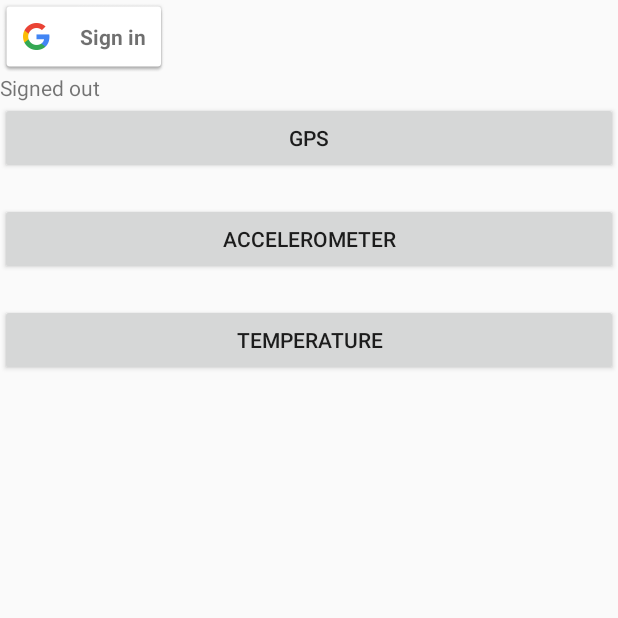
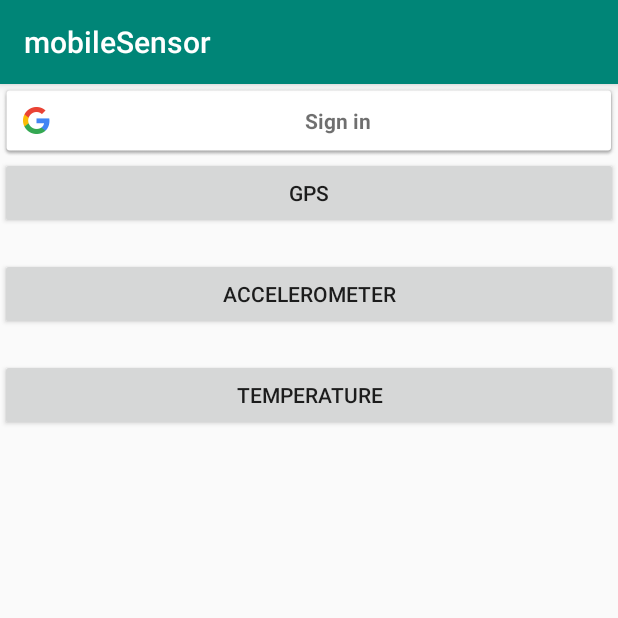
Before and after one commit to m3yco/mobileSensor, an Android app: the screen it shows after launch (mobileSensor), on a phone screen of 412 x 824 dp, the top half of it. Run offline under Robolectric (Android 15) with nearby library versions, the phone set to English and light mode, and no system bars.

Commit message:
SignIn & Out integrated

```diff
--- a/app/src/main/java/de/hsalbsig/msc/mobilesensor/mobileSensor.java
+++ b/app/src/main/java/de/hsalbsig/msc/mobilesensor/mobileSensor.java
@@ -7,26 +7,29 @@ import androidx.core.content.ContextCompat;
 
 import android.Manifest;
 import android.app.Activity;
-import android.content.ContentResolver;
 import android.content.Context;
 import android.content.Intent;
 import android.content.pm.PackageManager;
+import android.graphics.Bitmap;
+import android.graphics.BitmapFactory;
 import android.hardware.Sensor;
 import android.hardware.SensorEvent;
 import android.hardware.SensorEventListener;
 import android.hardware.SensorManager;
 import android.location.LocationListener;
 import android.location.LocationManager;
+import android.net.Uri;
 import android.os.Build;
 import android.os.Bundle;
-import android.provider.Settings;
 import android.util.Log;
+import android.view.Menu;
+import android.view.MenuInflater;
 import android.view.View;
 import android.widget.Button;
 import android.widget.ImageView;
-import android.widget.ProgressBar;
+import android.widget.LinearLayout;
 import android.widget.TextView;
-import android.util.Log;
+import android.widget.Toolbar;
 
 import com.google.android.gms.auth.api.signin.GoogleSignIn;
 import com.google.android.gms.auth.api.signin.GoogleSignInAccount;
@@ -34,8 +37,12 @@ import com.google.android.gms.auth.api.signin.GoogleSignInClient;
 import com.google.android.gms.auth.api.signin.GoogleSignInOptions;
 import com.google.android.gms.common.SignInButton;
 import com.google.android.gms.common.api.ApiException;
+import com.google.android.gms.common.api.GoogleApiClient;
 import com.google.android.gms.tasks.OnCompleteListener;
 import com.google.android.gms.tasks.Task;
+
+import java.io.IOException;
+import java.net.URL;
 
 import static android.content.ContentValues.TAG;
 
@@ -54,7 +61,6 @@ public class mobileSensor extends Activity implements SensorEventListener, View.
     // Sensor Variablen
     private SensorManager sensorManager;
     private LocationManager locationManager;
-    private LocationListener locationListener;
     private Sensor mAccel;
     private Sensor mTemp;
     private Sensor mLocation;
@@ -68,17 +74,25 @@ public class mobileSensor extends Activity implements SensorEventListener, View.
     private final String[] perms = {"android.permission.INTERNET", "android.permission.ACCESS_FINE_LOCATION"};
 
     //Aufgabe 2
-
-    private static final String TAG = "SignIn";
+    private static final String TAG = mobileSensor.class.getSimpleName();
     private static final int RC_SIGN_IN = 9001;
 
+    private SignInButton btnSignIn;
+    private Button btnSignOut;
+    private LinearLayout llProfileLayout;
+    private ImageView imgProfilePic;
+    private TextView txtName, txtEmail, txtId;
+
     private GoogleSignInClient mGoogleSignInClient;
-    private TextView mStatusTextView;
 
     @Override
     protected void onCreate(Bundle savedInstanceState) {
         super.onCreate(savedInstanceState);
         setContentView(R.layout.activity_main);
+
+        // toolbar
+        Toolbar toolbar = findViewById(R.id.toolbar);
+        setActionBar(toolbar);
 
         // Variablen den Komponenten zuweisen
         labelLocation = findViewById(R.id.label_gps);
@@ -98,7 +112,13 @@ public class mobileSensor extends Activity implements SensorEventListener, View.
 
         //Aufgabe 2
         // Views
-        mStatusTextView = findViewById(R.id.status);
+        btnSignIn = (SignInButton) findViewById(R.id.sign_in_button);
+        btnSignOut = (Button) findViewById(R.id.btn_logout);
+        llProfileLayout = (LinearLayout) findViewById(R.id.llProfile);
+        imgProfilePic = (ImageView) findViewById(R.id.imgProfilePic);
+        txtName = (TextView) findViewById(R.id.txtName);
+        txtEmail = (TextView) findViewById(R.id.txtEmail);
+        txtId = (TextView) findViewById(R.id.txtID);
 
         // Button listeners
         findViewById(R.id.sign_in_button).setOnClickListener(this);
@@ -109,9 +129,8 @@ public class mobileSensor extends Activity implements SensorEventListener, View.
 
         mGoogleSignInClient = GoogleSignIn.getClient(this, gso);
 
-        SignInButton signInButton = findViewById(R.id.sign_in_button);
-        signInButton.setSize(SignInButton.SIZE_STANDARD);
-        signInButton.setColorScheme(SignInButton.COLOR_LIGHT);
+        btnSignIn.setSize(SignInButton.SIZE_STANDARD);
+        btnSignIn.setColorScheme(SignInButton.COLOR_LIGHT);
 
         // SensorManager
         sensorManager = (SensorManager) getSystemService(SENSOR_SERVICE);
@@ -124,7 +143,7 @@ public class mobileSensor extends Activity implements SensorEventListener, View.
         sensorManager.registerListener(this, mAccel, SensorManager.SENSOR_DELAY_NORMAL);
         sensorManager.registerListener(this, mTemp, SensorManager.SENSOR_DELAY_NORMAL);
 
-        if (checkPermissions() == false) {
+        if (!checkPermissions()) {
             try {
                 ActivityCompat.requestPermissions((Activity) mobileSensor.this, new String[]{Manifest.permission.ACCESS_FINE_LOCATION}, 3);
             } catch (Exception e) {
@@ -135,6 +154,7 @@ public class mobileSensor extends Activity implements SensorEventListener, View.
         }
     }
 
+
     public void locationManager(View view) {
         tracker=new LocationTracker(mobileSensor.this);
         if(tracker.isLocationEnabled)
@@ -142,7 +162,7 @@ public class mobileSensor extends Activity implements SensorEventListener, View.
             Log.i(logMain, "GPS Daten werden gelesen");
             double latitude=tracker.getLatitude();
             double longitude=tracker.getLongitude();
-            labelLocation.setText("Latitude= " + latitude + "\n Longitude= " + longitude);
+            labelLocation.setText("Latitude      " + latitude + "\n" + "Longitude " + longitude);
         }
         else
         {
@@ -203,7 +223,11 @@ public class mobileSensor extends Activity implements SensorEventListener, View.
         super.onStart();
 
         GoogleSignInAccount account = GoogleSignIn.getLastSignedInAccount(this);
-        updateUI(account);
+        try {
+            updateUI(account);
+        } catch (IOException e) {
+            e.printStackTrace();
+        }
     }
 
     @Override
@@ -212,11 +236,15 @@ public class mobileSensor extends Activity implements SensorEventListener, View.
 
         if (requestCode == RC_SIGN_IN) {
             Task<GoogleSignInAccount> task = GoogleSignIn.getSignedInAccountFromIntent(data);
-            handleSignInResult(task);
+            try {
+                handleSignInResult(task);
+            } catch (IOException e) {
+                e.printStackTrace();
+            }
         }
     }
 
-    private void handleSignInResult(Task<GoogleSignInAccount> completedTask) {
+    private void handleSignInResult(Task<GoogleSignInAccount> completedTask) throws IOException {
         try {
             GoogleSignInAccount account = completedTask.getResult(ApiException.class);
             updateUI(account);
@@ -236,7 +264,11 @@ public class mobileSensor extends Activity implements SensorEventListener, View.
                 .addOnCompleteListener(this, new OnCompleteListener<Void>() {
                     @Override
                     public void onComplete(@NonNull Task<Void> task) {
-                        updateUI(null);
+                        try {
+                            updateUI(null);
+                        } catch (IOException e) {
+                            e.printStackTrace();
+                        }
                     }
                 });
     }
@@ -246,23 +278,37 @@ public class mobileSensor extends Activity implements SensorEventListener, View.
                 .addOnCompleteListener(this, new OnCompleteListener<Void>() {
                     @Override
                     public void onComplete(@NonNull Task<Void> task) {
-                        updateUI(null);
+                        try {
+                            updateUI(null);
+                        } catch (IOException e) {
+                            e.printStackTrace();
+                        }
                     }
                 });
     }
 
-    private void updateUI(@Nullable GoogleSignInAccount account) {
+    private void updateUI(@Nullable GoogleSignInAccount account) throws IOException {
         if (account != null) {
-            mStatusTextView.setText(getString(R.string.signed_in_fmt, "\n"+ account.getDisplayName()) + "\n"+ account.getEmail()
-                    + "\n"+ account.getId() + "\n"+ account.getPhotoUrl());
+            findViewById(R.id.sign_in_button).setVisibility(View.GONE);
+            txtName.setText(account.getDisplayName());
+            txtEmail.setText(account.getEmail());
+            txtId.setText(account.getId());
 
-            findViewById(R.id.sign_in_button).setVisibility(View.GONE);
+            // Aufgabe 2 Profilbild
+            Uri imgUri = account.getPhotoUrl();
+            if (imgUri != null)
+            {
+                URL imgUrl = new URL(imgUri.toString());
+                Bitmap imgPic = BitmapFactory.decodeStream(imgUrl.openConnection().getInputStream());
+                imgProfilePic.setImageBitmap(imgPic);
+            }
+
+            llProfileLayout.setVisibility(View.VISIBLE);
             findViewById(R.id.btn_logout).setVisibility(View.VISIBLE);
         } else {
-            mStatusTextView.setText(R.string.signed_out);
-
             findViewById(R.id.sign_in_button).setVisibility(View.VISIBLE);
             findViewById(R.id.btn_logout).setVisibility(View.GONE);
+            llProfileLayout.setVisibility(View.GONE);
         }
     }
 
--- a/app/src/main/res/layout/activity_main.xml
+++ b/app/src/main/res/layout/activity_main.xml
@@ -12,18 +12,69 @@
         android:layout_height="match_parent"
         android:orientation="vertical"
         >
+        <include
+            android:id="@+id/toolbar"
+            layout="@layout/toolbar" />
+
+        <LinearLayout
+            android:id="@+id/llProfile"
+            android:layout_width="fill_parent"
+            android:layout_height="wrap_content"
+            android:layout_marginBottom="20dp"
+            android:orientation="horizontal"
+            android:weightSum="3"
+            android:visibility="gone">
+
+            <ImageView
+                android:id="@+id/imgProfilePic"
+                android:layout_width="80dp"
+                android:layout_height="wrap_content"
+                android:layout_weight="1"/>
+
+            <LinearLayout
+                android:layout_width="wrap_content"
+                android:layout_height="wrap_content"
+                android:layout_marginLeft="15dp"
+                android:orientation="vertical"
+                android:layout_weight="3" >
+
+                <TextView
+                    android:id="@+id/txtName"
+                    android:layout_width="wrap_content"
+                    android:layout_height="wrap_content"
+                    android:padding="5dp"
+                    android:textSize="20dp" />
+
+                <TextView
+                    android:id="@+id/txtEmail"
+                    android:layout_width="wrap_content"
+                    android:layout_height="wrap_content"
+                    android:padding="5dp"
+                    android:textSize="18dp" />
+
+                <TextView
+                    android:id="@+id/txtID"
+                    android:layout_width="wrap_content"
+                    android:layout_height="wrap_content"
+                    android:padding="5dp"
+                    android:textSize="18dp" />
+            </LinearLayout>
+        </LinearLayout>
+
         <com.google.android.gms.common.SignInButton
             android:id="@+id/sign_in_button"
-            android:layout_width="wrap_content"
+            android:layout_width="match_parent"
             android:layout_height="wrap_content"
             />
 
-        <TextView
-            android:layout_width="match_parent"
+        <Button
+            android:id="@+id/btn_logout"
+            android:layout_width="fill_parent"
             android:layout_height="wrap_content"
-            android:choiceMode="singleChoice"
-            android:id="@+id/status"
-            />
+            android:text="@string/btn_logout_from_google"
+            android:visibility="gone"
+            android:layout_marginBottom="10dp"
+            android:background="#ff00"/>
 
         <Button
             android:id="@+id/btn_gps"
@@ -67,17 +118,9 @@
             android:id="@+id/label_temp"
             />
 
-        <Button
-            android:id="@+id/btn_logout"
-            android:layout_width="match_parent"
-            android:layout_height="wrap_content"
-            android:text="@string/logout"
-            android:background="#ff0000"
-            />
-
         <ImageView
             android:layout_width="match_parent"
-            android:layout_height="wrap_content"
+            android:layout_height="120dp"
             android:id="@+id/panel">
         </ImageView>
     </LinearLayout>
--- /dev/null
+++ b/app/src/main/res/layout/toolbar.xml
@@ -0,0 +1,11 @@
+<?xml version="1.0" encoding="utf-8"?>
+<android.widget.Toolbar xmlns:android="http://schemas.android.com/apk/res/android"
+    xmlns:app="http://schemas.android.com/apk/res-auto"
+    android:layout_width="match_parent"
+    android:layout_height="wrap_content"
+    android:background="@color/colorPrimary"
+    android:elevation="4dp"
+    android:theme="@style/ThemeOverlay.AppCompat.Dark.ActionBar"
+    app:popupTheme="@style/ThemeOverlay.AppCompat.Light">
+
+</android.widget.Toolbar>
--- a/app/src/main/res/values/strings.xml
+++ b/app/src/main/res/values/strings.xml
@@ -4,6 +4,7 @@
     <string name="accelerometer">Accelerometer</string>
     <string name="temperature">Temperature</string>
     <string name="celsius"></string>
+    <string name="btn_logout_from_google">Logout</string>
     <string name="logout">Logout</string>
     <string name="title_activity_login">Sign in</string>
     <string name="prompt_email">Email</string>
--- a/app/src/main/res/values/styles.xml
+++ b/app/src/main/res/values/styles.xml
@@ -1,8 +1,11 @@
 <resources>
 
     <!-- Base application theme. -->
-    <style name="AppTheme" parent="Theme.AppCompat.Light.DarkActionBar">
+    <style name="AppTheme" parent="Theme.AppCompat.Light.NoActionBar">
         <!-- Customize your theme here. -->
+        <item name="colorPrimary">@color/colorPrimary</item>
+        <item name="colorPrimaryDark">@color/colorPrimaryDark</item>
+        <item name="colorAccent">@color/colorAccent</item>
     </style>
 
     <!-- Activity with no Title -->
```
